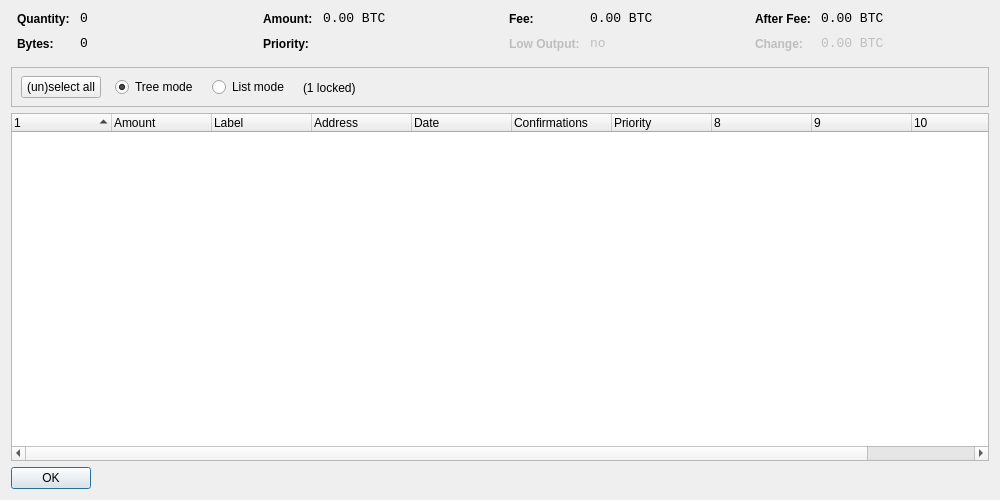
AdzCoin/adzcoin, file src/qt/forms/coincontroldialog.ui: the form before one commit.
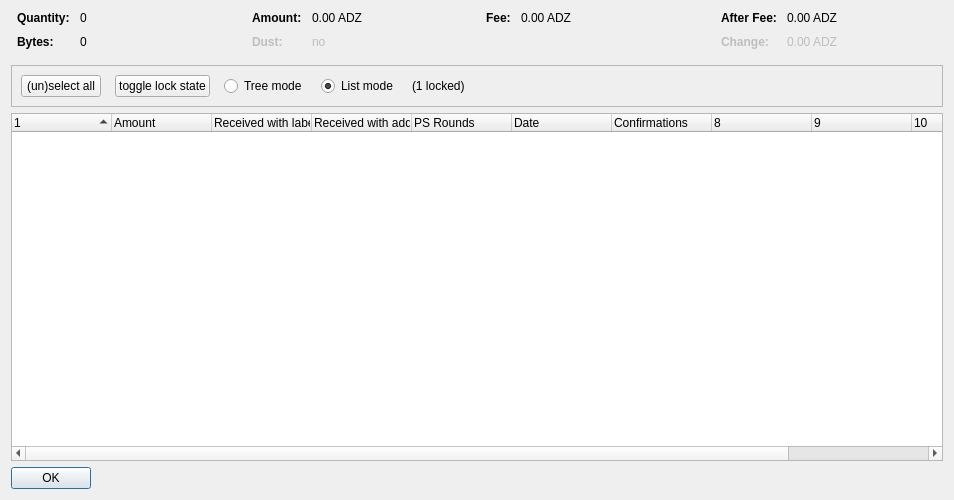
The form after the commit. Custom widgets are drawn as their Qt base class.

What changed in the file:
```diff
--- a/src/qt/forms/coincontroldialog.ui
+++ b/src/qt/forms/coincontroldialog.ui
@@ -6,7 +6,7 @@
    <rect>
     <x>0</x>
     <y>0</y>
-    <width>1000</width>
+    <width>954</width>
     <height>500</height>
    </rect>
   </property>
@@ -38,8 +38,11 @@
        </property>
        <item row="0" column="0">
         <widget class="QLabel" name="labelCoinControlQuantityText">
-         <property name="styleSheet">
-          <string notr="true">font-weight:bold;</string>
+         <property name="font">
+          <font>
+           <weight>75</weight>
+           <bold>true</bold>
+          </font>
          </property>
          <property name="text">
           <string>Quantity:</string>
@@ -48,12 +51,6 @@
        </item>
        <item row="0" column="1">
         <widget class="QLabel" name="labelCoinControlQuantity">
-         <property name="font">
-          <font>
-           <family>Monospace</family>
-           <pointsize>10</pointsize>
-          </font>
-         </property>
          <property name="cursor">
           <cursorShape>IBeamCursor</cursorShape>
          </property>
@@ -70,8 +67,11 @@
        </item>
        <item row="1" column="0">
         <widget class="QLabel" name="labelCoinControlBytesText">
-         <property name="styleSheet">
-          <string notr="true">font-weight:bold;</string>
+         <property name="font">
+          <font>
+           <weight>75</weight>
+           <bold>true</bold>
+          </font>
          </property>
          <property name="text">
           <string>Bytes:</string>
@@ -80,12 +80,6 @@
        </item>
        <item row="1" column="1">
         <widget class="QLabel" name="labelCoinControlBytes">
-         <property name="font">
-          <font>
-           <family>Monospace</family>
-           <pointsize>10</pointsize>
-          </font>
-         </property>
          <property name="cursor">
           <cursorShape>IBeamCursor</cursorShape>
          </property>
@@ -118,8 +112,11 @@
        </property>
        <item row="0" column="0">
         <widget class="QLabel" name="labelCoinControlAmountText">
-         <property name="styleSheet">
-          <string notr="true">font-weight:bold;</string>
+         <property name="font">
+          <font>
+           <weight>75</weight>
+           <bold>true</bold>
+          </font>
          </property>
          <property name="text">
           <string>Amount:</string>
@@ -128,12 +125,6 @@
        </item>
        <item row="0" column="1">
         <widget class="QLabel" name="labelCoinControlAmount">
-         <property name="font">
-          <font>
-           <family>Monospace</family>
-           <pointsize>10</pointsize>
-          </font>
-         </property>
          <property name="cursor">
           <cursorShape>IBeamCursor</cursorShape>
          </property>
@@ -141,7 +132,7 @@
           <enum>Qt::ActionsContextMenu</enum>
          </property>
          <property name="text">
-          <string notr="true">0.00 BTC</string>
+          <string notr="true">0.00 ADZ</string>
          </property>
          <property name="textInteractionFlags">
           <set>Qt::LinksAccessibleByMouse|Qt::TextSelectableByKeyboard|Qt::TextSelectableByMouse</set>
@@ -149,22 +140,25 @@
         </widget>
        </item>
        <item row="1" column="0">
-        <widget class="QLabel" name="labelCoinControlPriorityText">
-         <property name="styleSheet">
-          <string notr="true">font-weight:bold;</string>
+        <widget class="QLabel" name="labelCoinControlLowOutputText">
+         <property name="enabled">
+          <bool>false</bool>
+         </property>
+         <property name="font">
+          <font>
+           <weight>75</weight>
+           <bold>true</bold>
+          </font>
          </property>
          <property name="text">
-          <string>Priority:</string>
+          <string>Dust:</string>
          </property>
         </widget>
        </item>
        <item row="1" column="1">
-        <widget class="QLabel" name="labelCoinControlPriority">
-         <property name="font">
-          <font>
-           <family>Monospace</family>
-           <pointsize>10</pointsize>
-          </font>
+        <widget class="QLabel" name="labelCoinControlLowOutput">
+         <property name="enabled">
+          <bool>false</bool>
          </property>
          <property name="cursor">
           <cursorShape>IBeamCursor</cursorShape>
@@ -173,7 +167,7 @@
           <enum>Qt::ActionsContextMenu</enum>
          </property>
          <property name="text">
-          <string/>
+          <string notr="true">no</string>
          </property>
          <property name="textInteractionFlags">
           <set>Qt::LinksAccessibleByMouse|Qt::TextSelectableByKeyboard|Qt::TextSelectableByMouse</set>
@@ -198,8 +192,11 @@
        </property>
        <item row="0" column="0">
         <widget class="QLabel" name="labelCoinControlFeeText">
-         <property name="styleSheet">
-          <string notr="true">font-weight:bold;</string>
+         <property name="font">
+          <font>
+           <weight>75</weight>
+           <bold>true</bold>
+          </font>
          </property>
          <property name="text">
           <string>Fee:</string>
@@ -208,12 +205,6 @@
        </item>
        <item row="0" column="1">
         <widget class="QLabel" name="labelCoinControlFee">
-         <property name="font">
-          <font>
-           <family>Monospace</family>
-           <pointsize>10</pointsize>
-          </font>
-         </property>
          <property name="cursor">
           <cursorShape>IBeamCursor</cursorShape>
          </property>
@@ -221,45 +212,7 @@
           <enum>Qt::ActionsContextMenu</enum>
          </property>
          <property name="text">
-          <string notr="true">0.00 BTC</string>
-         </property>
-         <property name="textInteractionFlags">
-          <set>Qt::LinksAccessibleByMouse|Qt::TextSelectableByKeyboard|Qt::TextSelectableByMouse</set>
-         </property>
-        </widget>
-       </item>
-       <item row="1" column="0">
-        <widget class="QLabel" name="labelCoinControlLowOutputText">
-         <property name="enabled">
-          <bool>false</bool>
-         </property>
-         <property name="styleSheet">
-          <string notr="true">font-weight:bold;</string>
-         </property>
-         <property name="text">
-          <string>Low Output:</string>
-         </property>
-        </widget>
-       </item>
-       <item row="1" column="1">
-        <widget class="QLabel" name="labelCoinControlLowOutput">
-         <property name="enabled">
-          <bool>false</bool>
-         </property>
-         <property name="font">
-          <font>
-           <family>Monospace</family>
-           <pointsize>10</pointsize>
-          </font>
-         </property>
-         <property name="cursor">
-          <cursorShape>IBeamCursor</cursorShape>
-         </property>
-         <property name="contextMenuPolicy">
-          <enum>Qt::ActionsContextMenu</enum>
-         </property>
-         <property name="text">
-          <string>no</string>
+          <string notr="true">0.00 ADZ</string>
          </property>
          <property name="textInteractionFlags">
           <set>Qt::LinksAccessibleByMouse|Qt::TextSelectableByKeyboard|Qt::TextSelectableByMouse</set>
@@ -284,8 +237,11 @@
        </property>
        <item row="0" column="0">
         <widget class="QLabel" name="labelCoinControlAfterFeeText">
-         <property name="styleSheet">
-          <string notr="true">font-weight:bold;</string>
+         <property name="font">
+          <font>
+           <weight>75</weight>
+           <bold>true</bold>
+          </font>
          </property>
          <property name="text">
           <string>After Fee:</string>
@@ -294,12 +250,6 @@
        </item>
        <item row="0" column="1">
         <widget class="QLabel" name="labelCoinControlAfterFee">
-         <property name="font">
-          <font>
-           <family>Monospace</family>
-           <pointsize>10</pointsize>
-          </font>
-         </property>
          <property name="cursor">
           <cursorShape>IBeamCursor</cursorShape>
          </property>
@@ -307,7 +257,7 @@
           <enum>Qt::ActionsContextMenu</enum>
          </property>
          <property name="text">
-          <string notr="true">0.00 BTC</string>
+          <string notr="true">0.00 ADZ</string>
          </property>
          <property name="textInteractionFlags">
           <set>Qt::LinksAccessibleByMouse|Qt::TextSelectableByKeyboard|Qt::TextSelectableByMouse</set>
@@ -319,8 +269,11 @@
          <property name="enabled">
           <bool>false</bool>
          </property>
-         <property name="styleSheet">
-          <string notr="true">font-weight:bold;</string>
+         <property name="font">
+          <font>
+           <weight>75</weight>
+           <bold>true</bold>
+          </font>
          </property>
          <property name="text">
           <string>Change:</string>
@@ -332,12 +285,6 @@
          <property name="enabled">
           <bool>false</bool>
          </property>
-         <property name="font">
-          <font>
-           <family>Monospace</family>
-           <pointsize>10</pointsize>
-          </font>
-         </property>
          <property name="cursor">
           <cursorShape>IBeamCursor</cursorShape>
          </property>
@@ -345,7 +292,7 @@
           <enum>Qt::ActionsContextMenu</enum>
          </property>
          <property name="text">
-          <string notr="true">0.00 BTC</string>
+          <string notr="true">0.00 ADZ</string>
          </property>
          <property name="textInteractionFlags">
           <set>Qt::LinksAccessibleByMouse|Qt::TextSelectableByKeyboard|Qt::TextSelectableByMouse</set>
@@ -370,16 +317,9 @@
      <property name="frameShadow">
       <enum>QFrame::Sunken</enum>
      </property>
-     <widget class="QWidget" name="horizontalLayoutWidget">
-      <property name="geometry">
-       <rect>
-        <x>10</x>
-        <y>0</y>
-        <width>781</width>
-        <height>41</height>
-       </rect>
-      </property>
-      <layout class="QHBoxLayout" name="horizontalLayoutPanel" stretch="0,0,0,0,0">
+     <layout class="QHBoxLayout" name="horizontalLayout">
+      <item>
+       <layout class="QHBoxLayout" name="horizontalLayoutPanel" stretch="0,0,0,0,0,0">
        <property name="spacing">
         <number>14</number>
        </property>
@@ -394,6 +334,25 @@
          <property name="text">
           <string>(un)select all</string>
          </property>
+          <property name="autoDefault">
+           <bool>false</bool>
+          </property>
+         </widget>
+        </item>
+        <item>
+         <widget class="QPushButton" name="pushButtonToggleLock">
+          <property name="sizePolicy">
+           <sizepolicy hsizetype="Maximum" vsizetype="Fixed">
+            <horstretch>0</horstretch>
+            <verstretch>0</verstretch>
+           </sizepolicy>
+          </property>
+          <property name="text">
+           <string>toggle lock state</string>
+          </property>
+          <property name="autoDefault">
+           <bool>false</bool>
+          </property>
         </widget>
        </item>
        <item>
@@ -407,9 +366,6 @@
          <property name="text">
           <string>Tree mode</string>
          </property>
-         <property name="checked">
-          <bool>true</bool>
-         </property>
         </widget>
        </item>
        <item>
@@ -423,6 +379,9 @@
          <property name="text">
           <string>List mode</string>
          </property>
+          <property name="checked">
+           <bool>true</bool>
+          </property>
         </widget>
        </item>
        <item>
@@ -446,7 +405,8 @@
         </spacer>
        </item>
       </layout>
-     </widget>
+      </item>
+     </layout>
     </widget>
    </item>
    <item>
@@ -478,12 +438,17 @@
      </column>
      <column>
       <property name="text">
-       <string notr="true">Label</string>
+       <string>Received with label</string>
       </property>
      </column>
      <column>
       <property name="text">
-       <string>Address</string>
+       <string>Received with address</string>
+      </property>
+     </column>
+     <column>
+      <property name="text">
+       <string>PS Rounds</string>
       </property>
      </column>
      <column>
@@ -499,11 +464,6 @@
        <string>Confirmed</string>
       </property>
      </column>
-     <column>
-      <property name="text">
-       <string>Priority</string>
-      </property>
-     </column>
      <column>
       <property name="text">
        <string/>
```
Left out of the diff: 2 changed lines with no effect on the pictures. Lines whose indentation alone changed are shown as unchanged.
